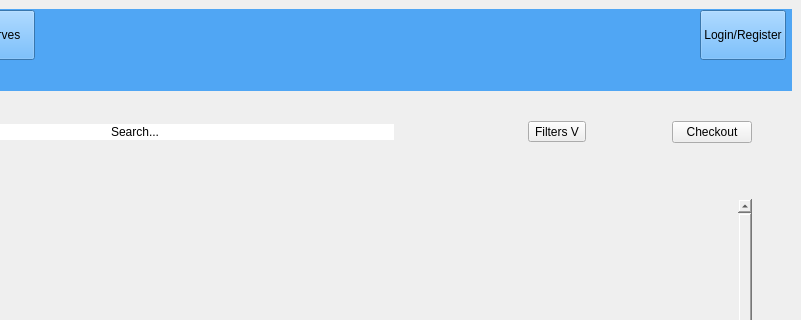
israelBlackyb/IETMCS106.2, file IsraelEthanTaehgCS106point2/catalogue.ui: the form before one commit; both pictures show x 374 to 1175 and y 0 to 320 of the 1175 by 800 pixel window.
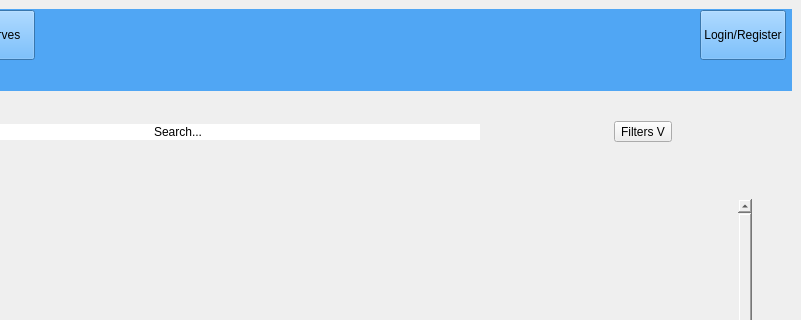
The form after the commit. Icons and pictures are not drawn.

Diff of the .ui file:
```diff
--- a/IsraelEthanTaehgCS106point2/catalogue.ui
+++ b/IsraelEthanTaehgCS106point2/catalogue.ui
@@ -478,16 +478,6 @@
         </property>
        </spacer>
       </item>
-      <item>
-       <widget class="QPushButton" name="checkoutButton">
-        <property name="styleSheet">
-         <string notr="true">border-width : 0px;</string>
-        </property>
-        <property name="text">
-         <string>Checkout</string>
-        </property>
-       </widget>
-      </item>
       <item>
        <spacer name="horizontalSpacer_6">
         <property name="orientation">
```
Left out of the diff: 50 changed lines with no effect on the pictures.
